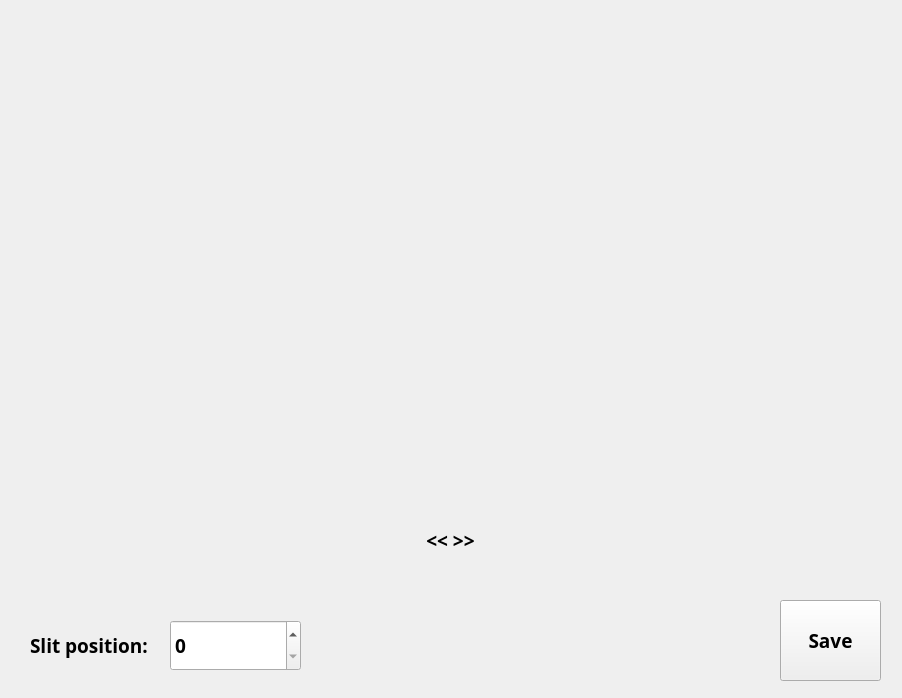
The window that window/classic_setup_win_template.ui (neon-softhamster/slitphoto) describes before a commit, drawn with Qt 5.
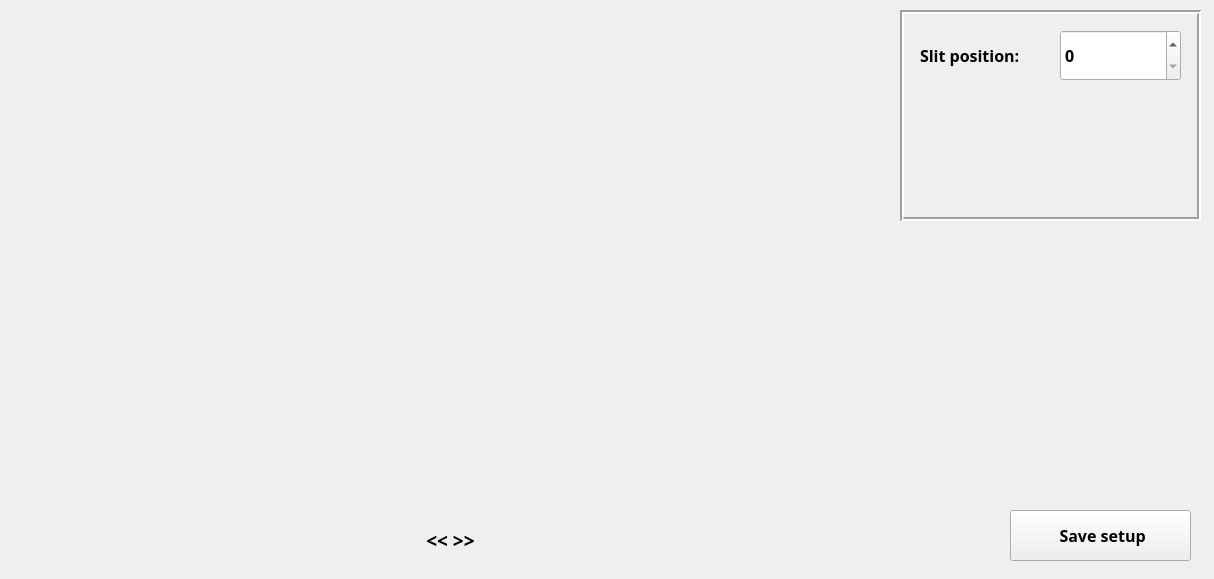
The same window after the commit.

What changed in the file:
```diff
--- a/window/classic_setup_win_template.ui
+++ b/window/classic_setup_win_template.ui
@@ -6,8 +6,8 @@
    <rect>
     <x>0</x>
     <y>0</y>
-    <width>902</width>
-    <height>698</height>
+    <width>1214</width>
+    <height>579</height>
    </rect>
   </property>
   <property name="sizePolicy">
@@ -22,43 +22,22 @@
   <widget class="QPushButton" name="save_btn">
    <property name="geometry">
     <rect>
-     <x>780</x>
-     <y>600</y>
-     <width>101</width>
-     <height>81</height>
-    </rect>
-   </property>
-   <property name="font">
-    <font>
-     <family>Bahnschrift SemiBold</family>
-     <pointsize>14</pointsize>
-     <weight>75</weight>
-     <bold>true</bold>
-    </font>
-   </property>
-   <property name="text">
-    <string>Save</string>
-   </property>
-  </widget>
-  <widget class="QLabel" name="slit_pos_text">
-   <property name="geometry">
-    <rect>
-     <x>30</x>
-     <y>620</y>
-     <width>151</width>
+     <x>1010</x>
+     <y>510</y>
+     <width>181</width>
      <height>51</height>
     </rect>
    </property>
    <property name="font">
     <font>
      <family>Bahnschrift SemiBold</family>
-     <pointsize>14</pointsize>
+     <pointsize>12</pointsize>
      <weight>75</weight>
      <bold>true</bold>
     </font>
    </property>
    <property name="text">
-    <string>Slit position:</string>
+    <string> Save setup</string>
    </property>
   </widget>
   <widget class="QLabel" name="frame_width_label">
@@ -88,33 +67,6 @@
     <set>Qt::AlignCenter</set>
    </property>
   </widget>
-  <widget class="QDoubleSpinBox" name="slit_pos_text_field">
-   <property name="geometry">
-    <rect>
-     <x>170</x>
-     <y>620</y>
-     <width>131</width>
-     <height>51</height>
-    </rect>
-   </property>
-   <property name="font">
-    <font>
-     <family>Bahnschrift SemiBold</family>
-     <pointsize>14</pointsize>
-     <weight>75</weight>
-     <bold>true</bold>
-    </font>
-   </property>
-   <property name="suffix">
-    <string notr="true"/>
-   </property>
-   <property name="decimals">
-    <number>0</number>
-   </property>
-   <property name="maximum">
-    <double>10000.000000000000000</double>
-   </property>
-  </widget>
   <widget class="QWidget" name="horizontalLayoutWidget">
    <property name="geometry">
     <rect>
@@ -149,6 +101,73 @@
     </item>
    </layout>
   </widget>
+  <widget class="QFrame" name="frame_2">
+   <property name="geometry">
+    <rect>
+     <x>900</x>
+     <y>10</y>
+     <width>301</width>
+     <height>211</height>
+    </rect>
+   </property>
+   <property name="frameShape">
+    <enum>QFrame::Box</enum>
+   </property>
+   <property name="frameShadow">
+    <enum>QFrame::Sunken</enum>
+   </property>
+   <property name="lineWidth">
+    <number>2</number>
+   </property>
+   <widget class="QDoubleSpinBox" name="slit_pos_text_field">
+    <property name="geometry">
+     <rect>
+      <x>160</x>
+      <y>20</y>
+      <width>121</width>
+      <height>51</height>
+     </rect>
+    </property>
+    <property name="font">
+     <font>
+      <family>Bahnschrift SemiBold</family>
+      <pointsize>12</pointsize>
+      <weight>75</weight>
+      <bold>true</bold>
+     </font>
+    </property>
+    <property name="suffix">
+     <string notr="true"/>
+    </property>
+    <property name="decimals">
+     <number>0</number>
+    </property>
+    <property name="maximum">
+     <double>10000.000000000000000</double>
+    </property>
+   </widget>
+   <widget class="QLabel" name="slit_pos_text">
+    <property name="geometry">
+     <rect>
+      <x>20</x>
+      <y>20</y>
+      <width>151</width>
+      <height>51</height>
+     </rect>
+    </property>
+    <property name="font">
+     <font>
+      <family>Bahnschrift SemiBold</family>
+      <pointsize>12</pointsize>
+      <weight>75</weight>
+      <bold>true</bold>
+     </font>
+    </property>
+    <property name="text">
+     <string>Slit position:</string>
+    </property>
+   </widget>
+  </widget>
  </widget>
  <resources/>
  <connections/>
```
